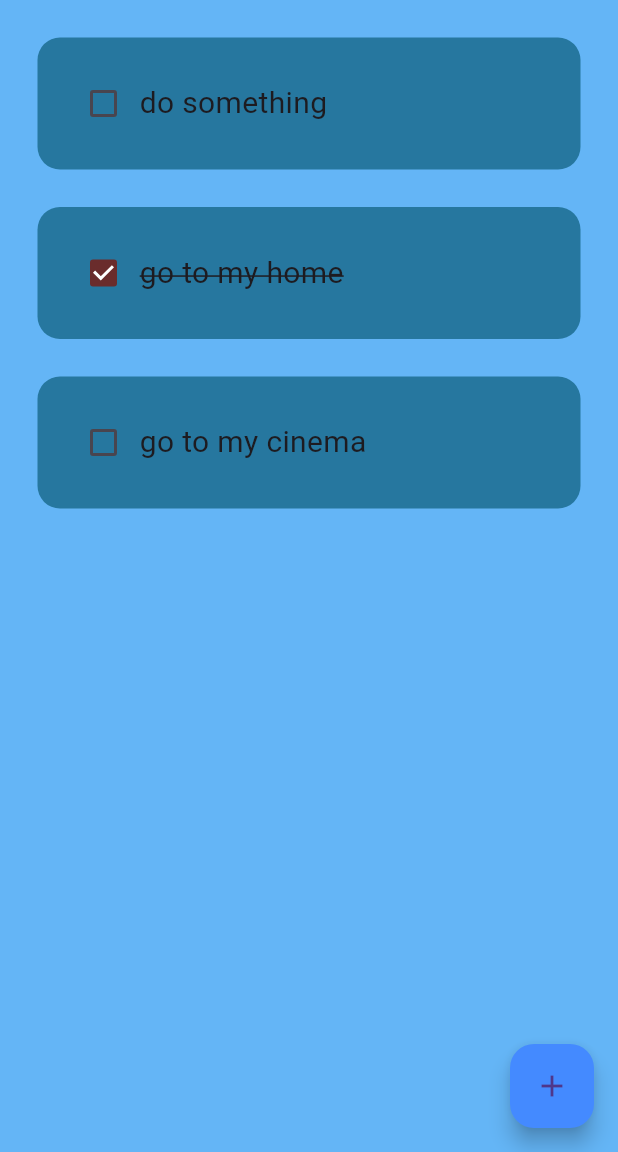
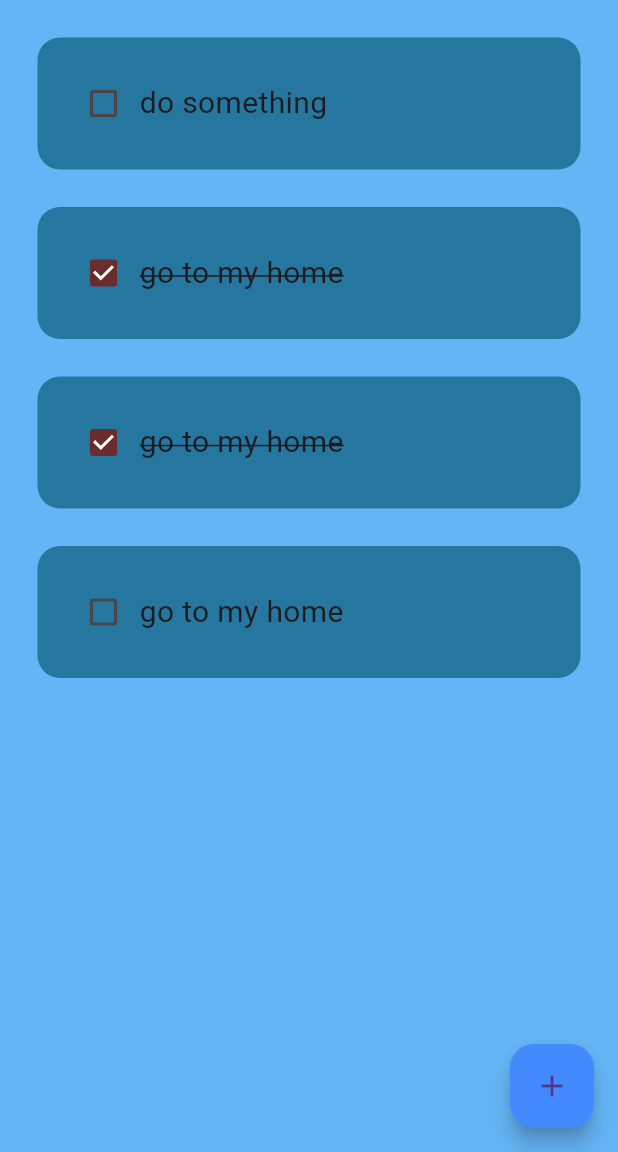
Before and after one commit to Ramijawadi/flutterBasic, a Flutter app: the screen it shows after launch, on a phone screen of 412 x 824 dp, the part 84-1236 px from its top. Run offline on Flutter 3.47's test engine with Material 3 defaults, Android fonts, the phone set to English and light mode, and no system bars; drawn by our look-alikes of flutter_slidable; our stand-ins replace hive, hive_flutter; accounts and stored records are empty.

Commit message:
CONFIGURE Hive store local database

```diff
--- a/lib/data/database.dart
+++ b/lib/data/database.dart
@@ -1,36 +1,30 @@
 import 'package:hive_flutter/hive_flutter.dart';
 
 class todoListDataBase {
-
-
-List todoList = [];
+  List todoList = [];
 
   //refernce of box
 
   final _myBox = Hive.box('mybox');
 
- // run when open app first time
-  void createInitialData () {
- todoList = [
+  // run when open app first time
+  void createInitialData() {
+    todoList = [
+      ["do something", false],
+      ["go to my home", true],
+      ["go to my home", true],
+      ["go to my home", false],
+    ];
+  }
 
- ["do something" , false],
-  ["go to my home" , true],
-    ["go to my cinema" , false],
-
-];
-
-  }
- //load data from the database
+  //load data from the database
   void loadData() {
-  todoList = _myBox.get('todolist');
+    todoList = _myBox.get('TODOLIST');
   }
 
   //update data
 
   void updateData() {
-_myBox.put("todolist" , todoList);
-
-
-
+    _myBox.put("TODOLIST", todoList);
   }
 }
--- a/lib/pages/TodoApp.dart
+++ b/lib/pages/TodoApp.dart
@@ -14,30 +14,25 @@ class TodoApp extends StatefulWidget {
 }
 
 class _TodoAppState extends State<TodoApp> {
+  //reference the box
+    final _myBox = Hive.box('mybox');
+  // add the controller
   final _controller = TextEditingController();
-  final _myBox = Hive.box('mybox');
-todoListDataBase db = todoListDataBase();
 
-
-
-@override
+  todoListDataBase db = todoListDataBase();
+ @override
   void initState() {
-    if(_myBox.get('todolist') == null){
+    if(_myBox.get('TODOLIST') == null){
 
       db.createInitialData();
     }
     else{
 
-      db.updateData();
+      db.loadData();
     }
     super.initState();
   }
-  // List todoList = [
-  //   ["do tutorial", false],
-  //   ["do somthing", false],
-  //   ["do tutorial", true],
 
-  // ];
 
   void checkbocChanged(bool? value, int index) {
     setState(() {
@@ -53,7 +48,7 @@ todoListDataBase db = todoListDataBase();
       _controller.clear();
     });
     Navigator.of(context).pop();
-      db.updateData();
+    db.updateData();
   }
 //create task
   void createNewTask() {
@@ -64,8 +59,6 @@ todoListDataBase db = todoListDataBase();
             controller: _controller,
             onSave: saveTask,
             onCancel: () => Navigator.of(context).pop(),
-
-
           );
         });
   }
@@ -77,7 +70,8 @@ todoListDataBase db = todoListDataBase();
     setState(() {
       db.todoList.removeAt(index);
     });
-      db.updateData();
+        db.updateData();
+
   }
 
   @override
```
Also changed, not shown: lib/main.dart (+4 -4 lines), lib/pages/utils/my_db.dart (added, +16 -0 lines).
